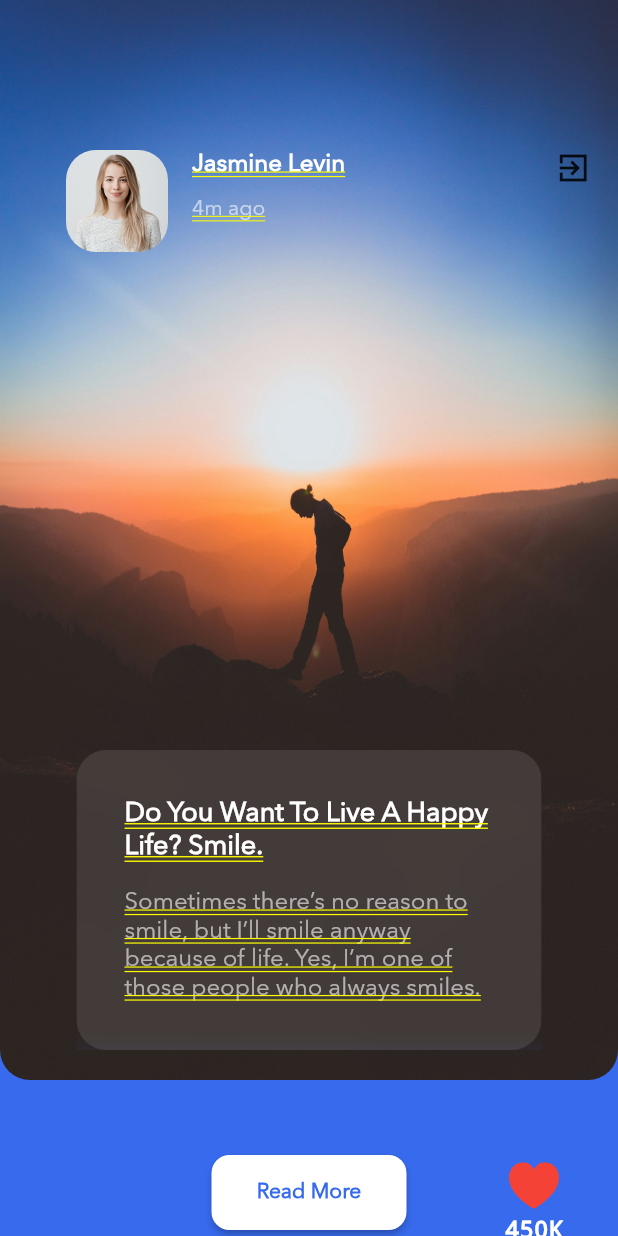
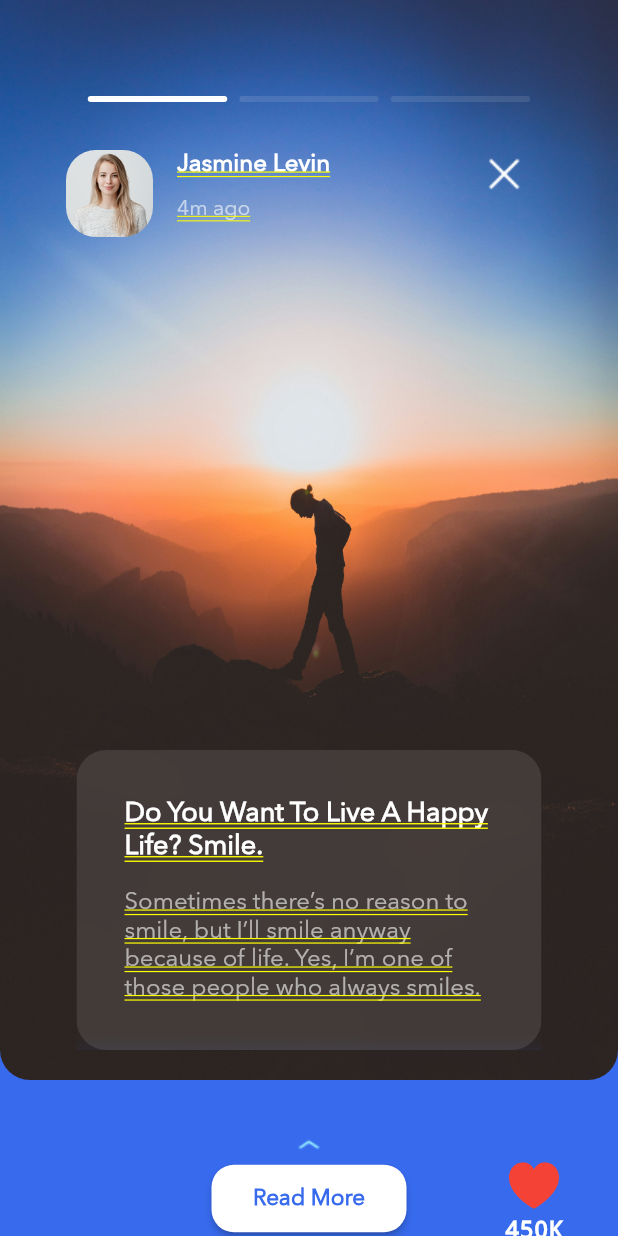
Before and after one commit to kimiaBadri/blog-club, a Flutter app: the screen it shows after launch, on a phone screen of 412 x 824 dp. Run offline on Flutter 3.47's test engine with Material 2 defaults, Android fonts, the phone set to English and light mode, and no system bars; our stand-ins replace hexcolor, smooth_page_indicator.

Commit message:
finish story page

```diff
--- a/lib/screens/story_page.dart
+++ b/lib/screens/story_page.dart
@@ -15,48 +15,8 @@ class StoryPage extends StatelessWidget {
           decoration: BoxDecoration(color: blue),
         ),
         _getImageContainer(),
-        Padding(
-          padding: const EdgeInsets.only(top: 100, left: 44),
-          child: Row(
-            crossAxisAlignment: CrossAxisAlignment.start,
-            children: [
-              _getStoryBox(),
-              SizedBox(
-                width: 16,
-              ),
-              Column(
-                crossAxisAlignment: CrossAxisAlignment.start,
-                children: [
-                  Text(
-                    'Jasmine Levin',
-                    style: TextStyle(
-                      fontSize: 16,
-                      fontFamily: 'AR',
-                      fontWeight: FontWeight.bold,
-                      color: Colors.white,
-                    ),
-                  ),
-                  SizedBox(
-                    height: 12,
-                  ),
-                  Text(
-                    '4m ago',
-                    style: TextStyle(
-                      fontSize: 14,
-                      fontFamily: 'AR',
-                      fontWeight: FontWeight.w300,
-                      color: Colors.white60,
-                    ),
-                  ),
-                ],
-              ),
-              SizedBox(
-                width: 140,
-              ),
-              Icon(Icons.exit_to_app_sharp)
-            ],
-          ),
-        ),
+        _getChangeStoryContainer(),
+        _getStoryRow(),
         _getBlurContainer(),
         _getBottum(),
         Positioned(
@@ -72,7 +32,7 @@ class StoryPage extends StatelessWidget {
               Text(
                 '450K',
                 style: TextStyle(color: Colors.white, fontSize: 16),
-              )
+              ),
             ],
           ),
         )
@@ -100,14 +60,20 @@ class StoryPage extends StatelessWidget {
 
   Widget _getBottum() {
     return Positioned(
-      top: 770,
-      child: Row(
+      top: 755,
+      child: Column(
+        mainAxisAlignment: MainAxisAlignment.center,
+        crossAxisAlignment: CrossAxisAlignment.center,
         children: [
+          Image.asset('assets/images/icons/Angle-Up.png'),
+          SizedBox(
+            height: 4,
+          ),
           ElevatedButton(
             style: ElevatedButton.styleFrom(
-                minimumSize: Size(130, 50),
+                minimumSize: Size(130, 45),
                 shape: RoundedRectangleBorder(
-                  borderRadius: BorderRadius.circular(12),
+                  borderRadius: BorderRadius.circular(15),
                 ),
                 backgroundColor: Colors.white),
             onPressed: () {},
@@ -115,7 +81,7 @@ class StoryPage extends StatelessWidget {
               child: Text(
                 'Read More',
                 style: TextStyle(
-                  fontSize: 14,
+                  fontSize: 15,
                   fontFamily: 'AR',
                   fontWeight: FontWeight.bold,
                   color: blue,
@@ -186,8 +152,8 @@ class StoryPage extends StatelessWidget {
 
   Widget _getStoryBox() {
     return Container(
-      width: 68,
-      height: 68,
+      width: 58,
+      height: 58,
       decoration: BoxDecoration(
         borderRadius: BorderRadius.all(
           Radius.circular(24),
@@ -201,4 +167,126 @@ class StoryPage extends StatelessWidget {
       ),
     );
   }
+
+  Widget _getStoryRow() {
+    return Padding(
+      padding: const EdgeInsets.only(top: 100, left: 44, right: 44),
+      child: Row(
+        crossAxisAlignment: CrossAxisAlignment.start,
+        children: [
+          _getStoryBox(),
+          SizedBox(
+            width: 16,
+          ),
+          Column(
+            crossAxisAlignment: CrossAxisAlignment.start,
+            children: [
+              Text(
+                'Jasmine Levin',
+                style: TextStyle(
+                  fontSize: 16,
+                  fontFamily: 'AR',
+                  fontWeight: FontWeight.bold,
+                  color: Colors.white,
+                ),
+              ),
+              SizedBox(
+                height: 12,
+              ),
+              Text(
+                '4m ago',
+                style: TextStyle(
+                  fontSize: 14,
+                  fontFamily: 'AR',
+                  fontWeight: FontWeight.w300,
+                  color: Colors.white60,
+                ),
+              ),
+            ],
+          ),
+          SizedBox(
+            width: 100,
+          ),
+          Image.asset('assets/images/icons/Close.png')
+        ],
+      ),
+    );
+  }
+
+  Widget _getChangeStoryContainer() {
+    return Padding(
+      padding: EdgeInsets.only(top: 64),
+      child: Row(
+        mainAxisAlignment: MainAxisAlignment.center,
+        children: [
+          Container(
+            width: 93,
+            height: 4,
+            decoration: BoxDecoration(
+              color: Colors.white,
+              borderRadius: BorderRadius.all(
+                Radius.circular(40),
+              ),
+            ),
+          ),
+          SizedBox(
+            width: 8,
+          ),
+          ClipRRect(
+            child: BackdropFilter(
+              filter: ImageFilter.blur(
+                sigmaX: 14,
+                sigmaY: 14,
+              ),
+              child: Container(
+                width: 93,
+                height: 4,
+                decoration: BoxDecoration(
+                  gradient: LinearGradient(
+                    begin: Alignment.topCenter,
+                    end: Alignment.bottomCenter,
+                    colors: [
+                      Color.fromRGBO(255, 255, 255, 0.1),
+                      Color.fromRGBO(255, 255, 255, 0.1)
+                    ],
+                  ),
+                  borderRadius: BorderRadius.all(
+                    Radius.circular(40),
+                  ),
+                ),
+              ),
+            ),
+          ),
+          SizedBox(
+            width: 8,
+          ),
+          ClipRRect(
+            child: BackdropFilter(
+              filter: ImageFilter.blur(
+                sigmaX: 14,
+                sigmaY: 14,
+              ),
+              child: Container(
+                width: 93,
+                height: 4,
+                decoration: BoxDecoration(
+                  gradient: LinearGradient(
+                    begin: Alignment.topCenter,
+                    end: Alignment.bottomCenter,
+                    colors: [
+                      Color.fromRGBO(255, 255, 255, 0.1),
+                      Color.fromRGBO(255, 255, 255, 0.1)
+                    ],
+                  ),
+                  borderRadius: BorderRadius.all(
+                    Radius.circular(40),
+                  ),
+                ),
+              ),
+            ),
+          ),
+        ],
+      ),
+    );
+  }
 }
```
Also changed, not shown: assets/images/icons/Close.png (added).
